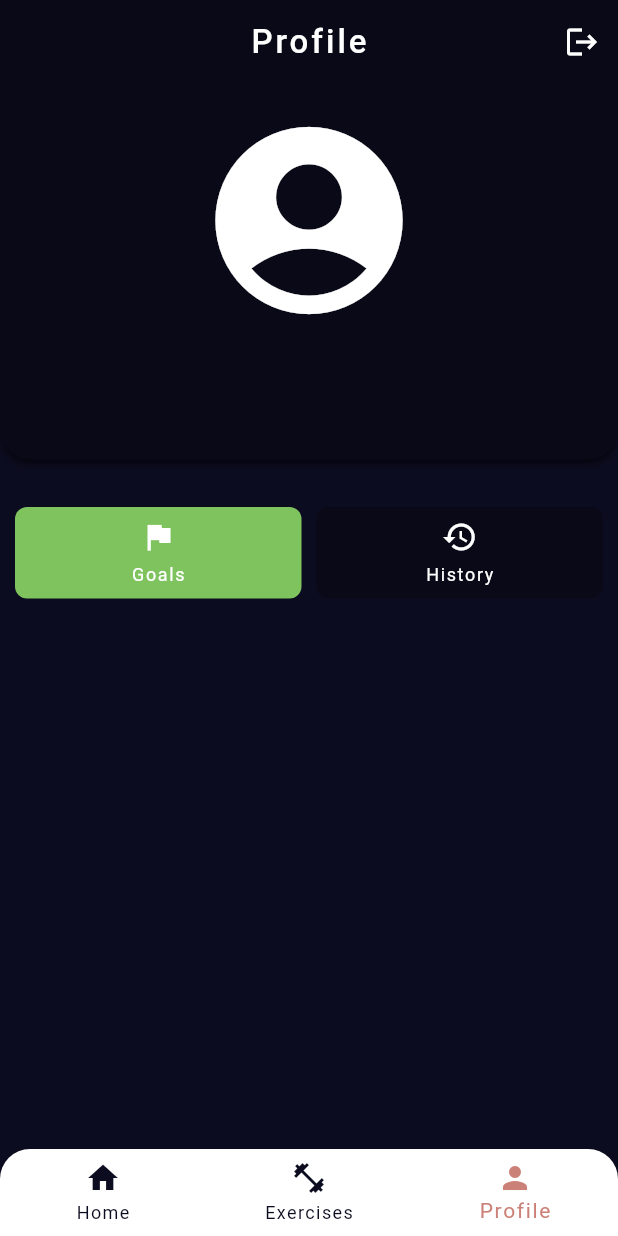
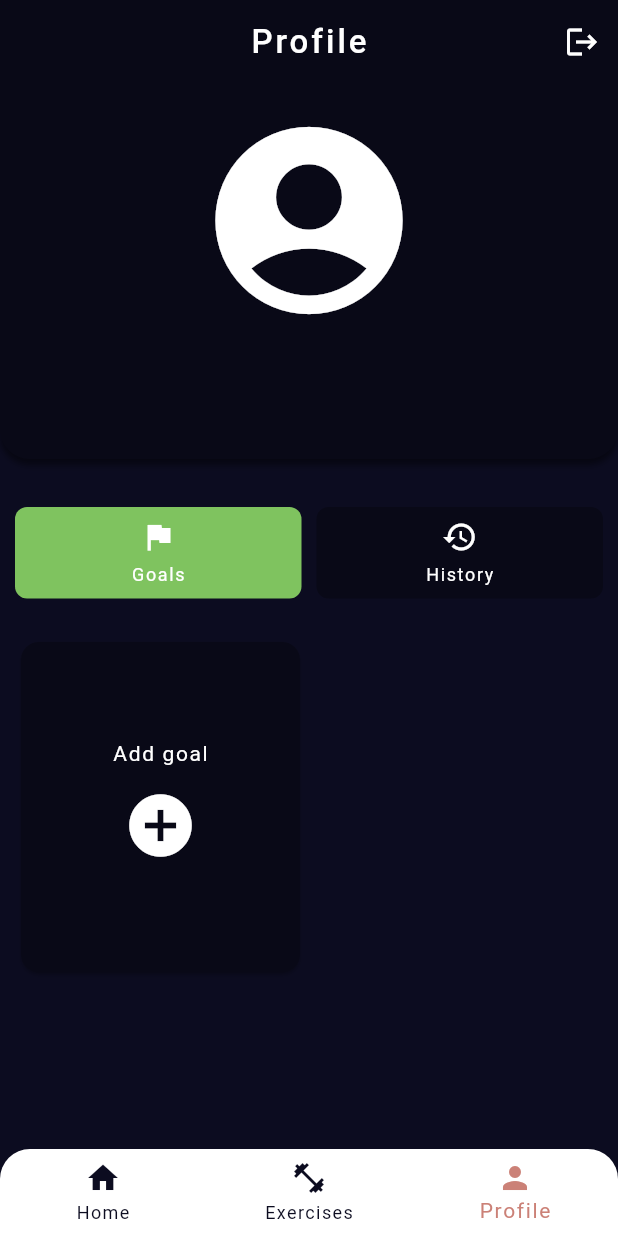
Before and after one commit to DanceaRadu/DailyDrive, a Flutter app: the screen it shows once a user with an empty profile is signed in, item 3 of the bottom bar chosen, on a phone screen of 412 x 824 dp. Run offline on Flutter 3.47's test engine with Material 3 defaults, Android fonts, the phone set to English and light mode, and no system bars; our stand-ins replace cloud_firestore, firebase_auth, firebase_core, flutter_riverpod, google_sign_in, percent_indicator and 1 more; accounts and stored records are empty; generated files the repository leaves out were written again.

Commit message:
Stylized the summary goal page.

```diff
--- a/lib/main.dart
+++ b/lib/main.dart
@@ -53,6 +53,12 @@
           selectedItemColor: ColorPalette.secondary,
           unselectedItemColor: ColorPalette.surface,
         ),
+        bottomSheetTheme: const BottomSheetThemeData(
+          backgroundColor: ColorPalette.surface,
+          shape: RoundedRectangleBorder(
+            borderRadius: BorderRadius.vertical(top: Radius.circular(20.0)),
+          ),
+        ),
       textTheme: baseTheme.textTheme.copyWith(
         displayLarge: baseTheme.textTheme.displayLarge?.copyWith(color: Colors.white, letterSpacing: 1.1),
         displayMedium: baseTheme.textTheme.displayMedium?.copyWith(color: Colors.white, letterSpacing: 1.1),
--- /dev/null
+++ b/lib/pages/profile_page/goals/add_goal_card.dart
@@ -0,0 +1,34 @@
+import 'package:flutter/cupertino.dart';
+import 'package:flutter/material.dart';
+
+import '../../../color_palette.dart';
+
+class AddGoalCard extends StatelessWidget {
+
+  final void Function(BuildContext) onAddGoalPressed;
+
+  const AddGoalCard({super.key, required this.onAddGoalPressed});
+
+  @override
+  Widget build(BuildContext context) {
+    return Card(
+      color: ColorPalette.darkerSurface,
+      child: Column(
+        mainAxisAlignment: MainAxisAlignment.center,
+        children: [
+          const Text("Add goal"),
+          const SizedBox(height: 5),
+          IconButton(
+            onPressed: () {
+              onAddGoalPressed(context);
+            },
+            icon: const Icon(
+              Icons.add_circle,
+              size: 50,
+            ), // Optional: Add color
+          ),
+        ],
+      )
+    );
+  }
+}
--- a/pubspec.yaml
+++ b/pubspec.yaml
@@ -37,6 +37,7 @@ dependencies:
   google_fonts: ^6.2.1
   flutter_riverpod: ^2.6.1
   cloud_firestore: ^5.4.5
+  percent_indicator: ^4.2.3
 
 dev_dependencies:
   flutter_test:
```
Also changed, not shown: lib/models/exercise_type.model.dart (+30 -0 lines), lib/pages/profile_page/goals/goal_card.dart (+58 -16 lines), lib/pages/profile_page/goals/goals_summary.dart (+55 -1 lines), lib/providers/exercise_type.provider.dart (added, +13 -0 lines), lib/services/exercise_type.service.dart (added, +16 -0 lines).
